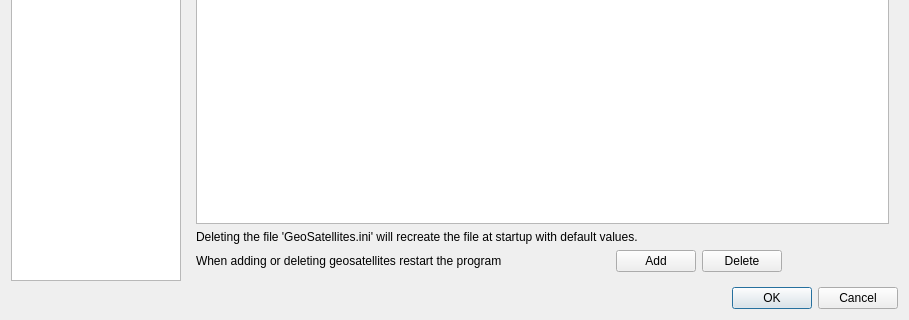
Before: the Qt Designer form core/dialogpreferences.ui in hvanruys/EUMETCastView, drawn with Qt 5; both pictures show x 0 to 909 and y 423 to 743 of the 909 by 743 pixel window.
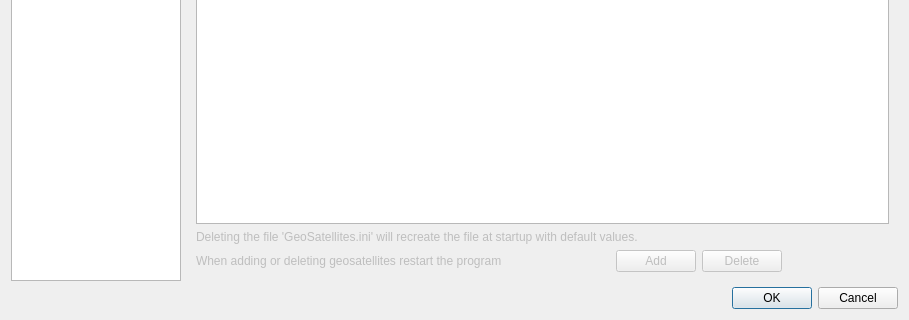
After: the same form once the commit is applied. Icons and pictures are not drawn.

Patch:
```diff
--- a/core/dialogpreferences.ui
+++ b/core/dialogpreferences.ui
@@ -1692,6 +1692,9 @@
          </item>
          <item>
           <widget class="QLabel" name="label_24">
+           <property name="enabled">
+            <bool>false</bool>
+           </property>
            <property name="text">
             <string>Deleting the file 'GeoSatellites.ini' will recreate the file at startup with default values.</string>
            </property>
@@ -1701,6 +1704,9 @@
           <layout class="QHBoxLayout" name="horizontalLayout_26">
            <item>
             <widget class="QLabel" name="label_22">
+             <property name="enabled">
+              <bool>false</bool>
+             </property>
              <property name="text">
               <string>When adding or deleting geosatellites restart the program</string>
              </property>
@@ -1721,6 +1727,9 @@
            </item>
            <item>
             <widget class="QPushButton" name="btnAddGeoConfig">
+             <property name="enabled">
+              <bool>false</bool>
+             </property>
              <property name="text">
               <string>Add</string>
              </property>
@@ -1728,6 +1737,9 @@
            </item>
            <item>
             <widget class="QPushButton" name="btnDeleteGeoConfig">
+             <property name="enabled">
+              <bool>false</bool>
+             </property>
              <property name="text">
               <string>Delete</string>
              </property>
```
